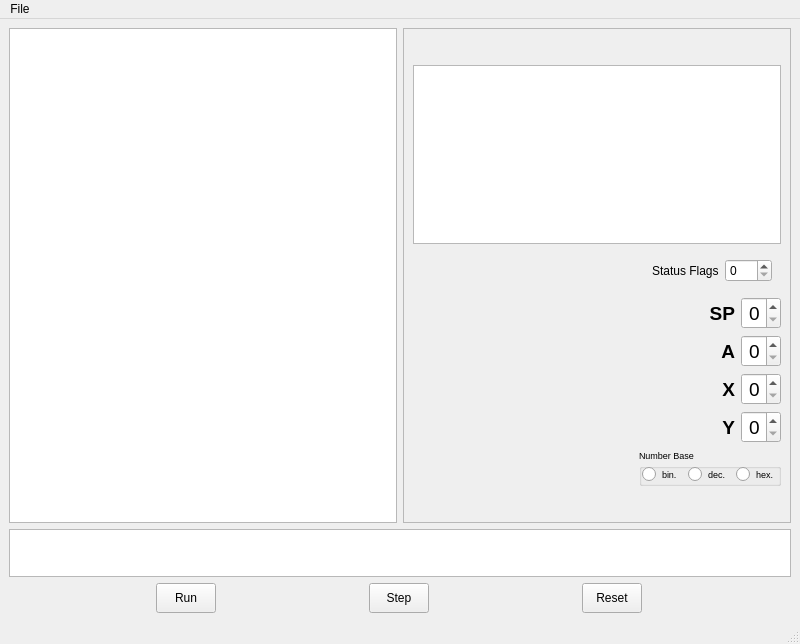
Old version of the form mainwindow.ui in the repository jnbarchan/6502assembler.
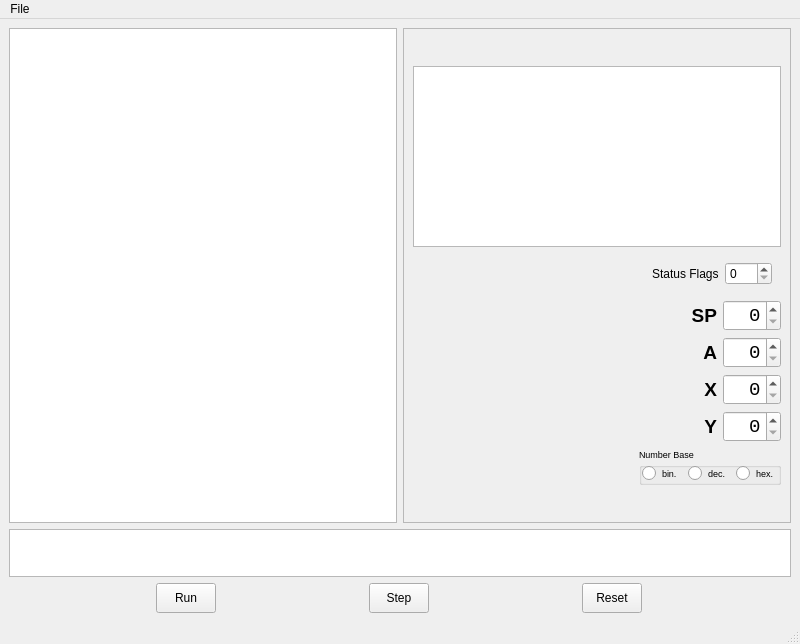
New version of the form. Icons and pictures are not drawn. Custom widgets are drawn as their Qt base class.

Patch:
```diff
--- a/mainwindow.ui
+++ b/mainwindow.ui
@@ -51,6 +51,7 @@
            </property>
            <property name="font">
             <font>
+             <family>Monospace</family>
              <pointsize>14</pointsize>
             </font>
            </property>
@@ -163,6 +164,7 @@
            </property>
            <property name="font">
             <font>
+             <family>Monospace</family>
              <pointsize>14</pointsize>
             </font>
            </property>
@@ -216,6 +218,7 @@
            </property>
            <property name="font">
             <font>
+             <family>Monospace</family>
              <pointsize>14</pointsize>
             </font>
            </property>
@@ -383,6 +386,7 @@
            </property>
            <property name="font">
             <font>
+             <family>Monospace</family>
              <pointsize>14</pointsize>
             </font>
            </property>
```
Left out of the diff: 21 changed lines with no effect on the pictures.
